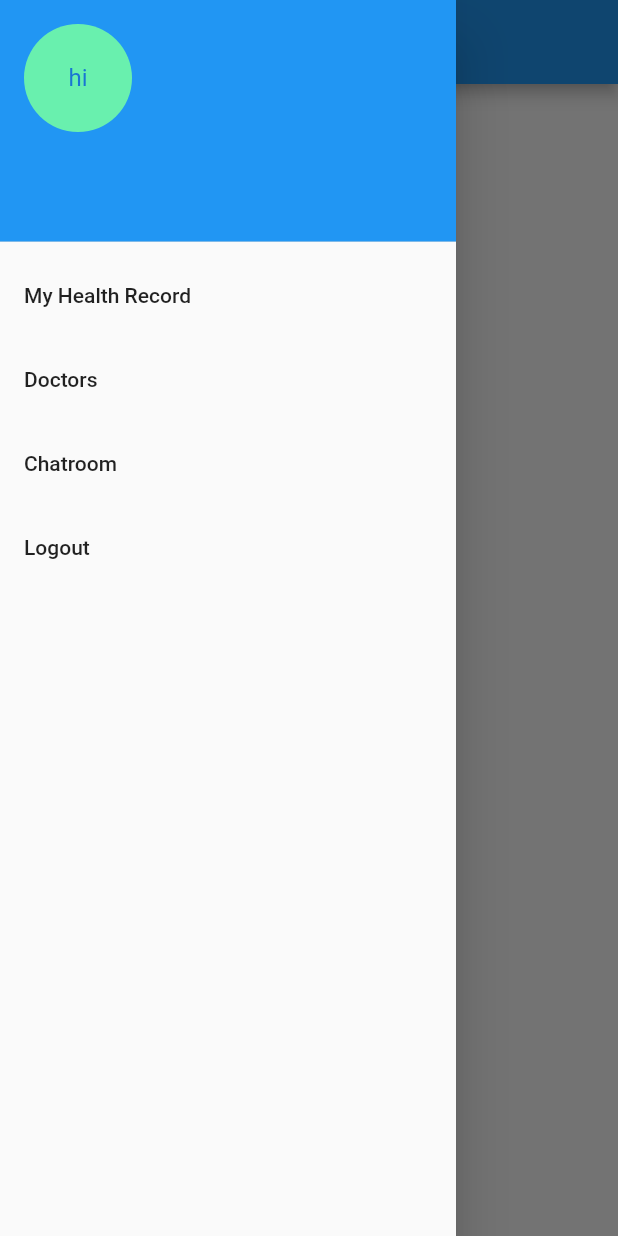
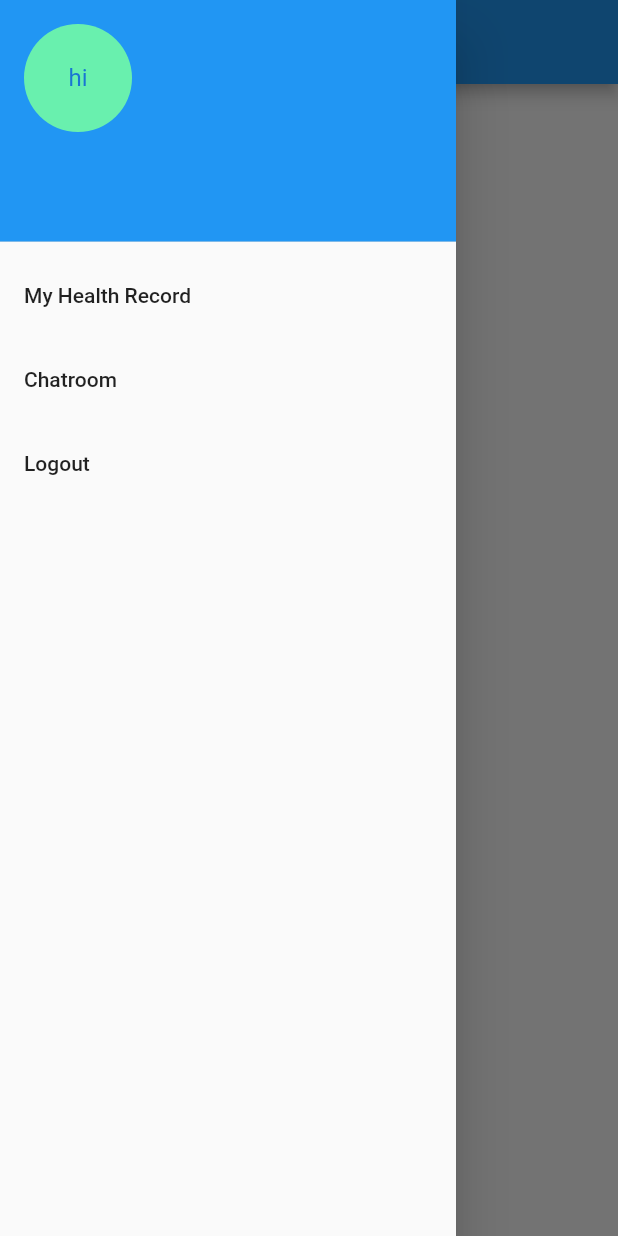
Before and after one commit to xue2007/heath-aid, a Flutter app: the HomePage screen opened directly, with the side drawer open, on a phone screen of 412 x 824 dp. Run offline on Flutter 3.47's test engine with Material 2 defaults, Android fonts, the phone set to English and light mode, and no system bars; our stand-ins replace cloud_firestore, firebase_auth; accounts and stored records are empty.

Commit message:
Removed doctor tab in drawer

```diff
--- a/lib/home_page.dart
+++ b/lib/home_page.dart
@@ -58,12 +58,6 @@ class _HomePageState extends State<HomePage> {
               },
             ),
             new ListTile(
-              title: new Text('Doctors'),
-              onTap: () {
-                Auth().authorizeAccess(context);
-              },
-            ),
-            new ListTile(
               title: new Text('Chatroom'),
               onTap: () {
                 Navigator.of(context).pop();
```
